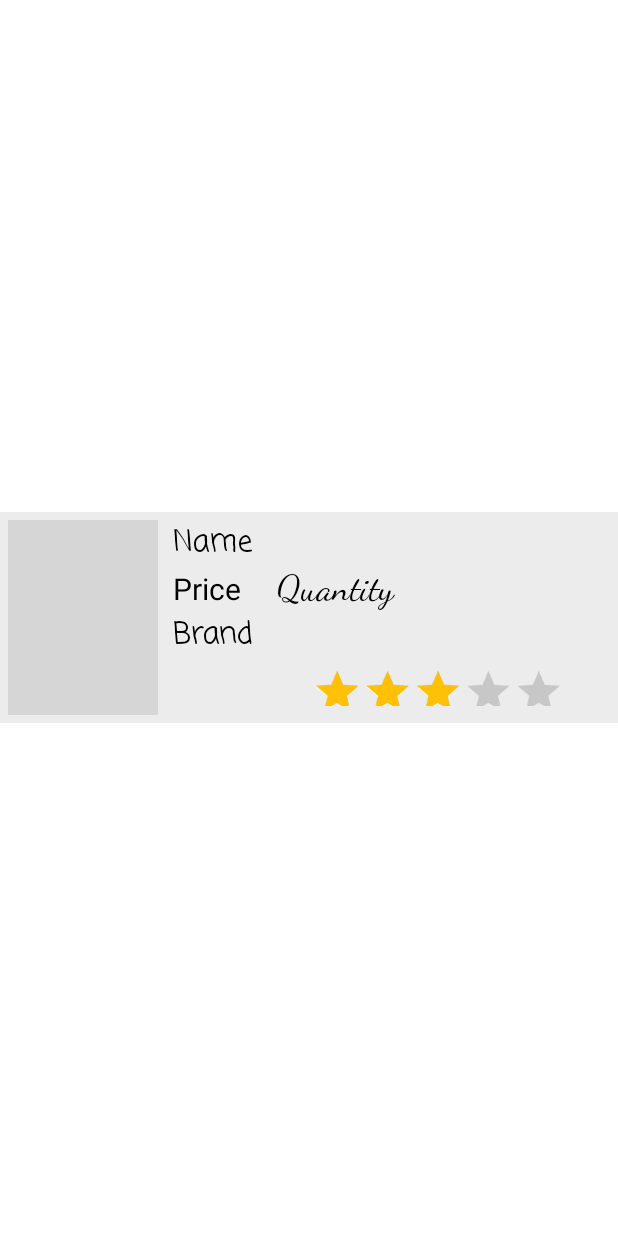
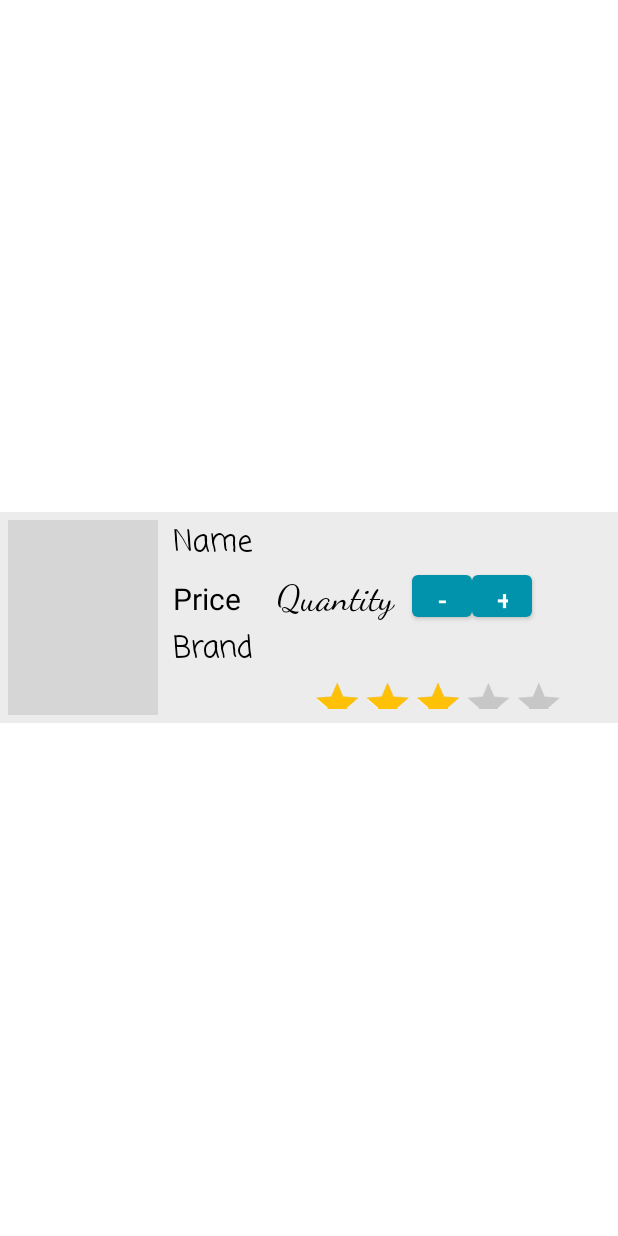
Before and after one commit to weiwei-1113/Os-Android-Studio, an Android app: the layout custome_purchases_products.xml on its own in the app's theme, with its tools: preview values and no code run, on a phone screen of 412 x 824 dp. Run offline under Robolectric (Android 15) with nearby library versions, the phone set to English and light mode, and no system bars; grey boxes are pictures that could not be loaded.

Commit message:
OS_Android_Studio_TermProject

```diff
--- a/app/src/main/res/layout/activity_purchases.xml
+++ b/app/src/main/res/layout/activity_purchases.xml
@@ -21,14 +21,14 @@
     <ListView
         android:id="@+id/lv_purchases"
         android:layout_width="match_parent"
-        android:layout_height="468dp" />
+        android:layout_height="391dp" />
 
     <TextView
         android:id="@+id/textView"
         android:layout_width="match_parent"
         android:layout_height="wrap_content"
         android:textColor="@color/white"
-        android:textSize="36sp"
+        android:textSize="30sp"
         android:textStyle="bold"
         android:text=" 請輸入配送地址及電話" />
 
--- a/app/src/main/res/layout/custome_purchases_products.xml
+++ b/app/src/main/res/layout/custome_purchases_products.xml
@@ -54,6 +54,13 @@
                 android:textColor="@color/black"
                 android:textSize="24dp" />
 
+            <Button
+                android:id="@+id/btn_decrease"
+                android:layout_width="40dp"
+                android:layout_height="40dp"
+                android:text="-"
+                android:textSize="18dp" />
+
             <TextView
                 android:id="@+id/tv_quantity"
                 android:layout_width="wrap_content"
@@ -62,6 +69,13 @@
                 android:text=""
                 android:textColor="#E91E63"
                 android:textSize="20dp" />
+
+            <Button
+                android:id="@+id/btn_increase"
+                android:layout_width="40dp"
+                android:layout_height="40dp"
+                android:text="+"
+                android:textSize="18dp" />
 
         </LinearLayout>
 
```
Also changed, not shown: app/src/main/java/com/example/shoppingapp/PurchasesAdapter.java (+56 -0 lines), app/src/main/java/com/example/shoppingapp/ShoppingDatabase.java (+19 -1 lines).
